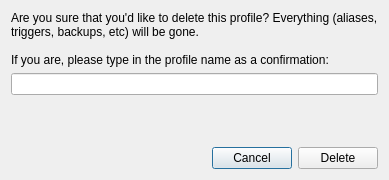
First picture: the form in src/ui/delete_profile_confirmation.ui, repository Mudlet/Mudlet, before the edit.
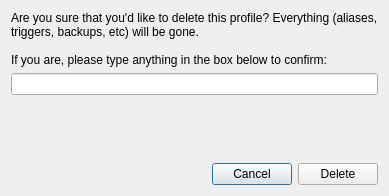
Second picture: the form after the edit.

Commit message:
Changed to accept any text entered as confirmation
Adjusted UI to reflect change
delete_profile_confirmation will now accept any text entered into
delete_profile_lineedit as confirmation of deletion of profile

The edit to the form file:
```diff
--- a/src/ui/delete_profile_confirmation.ui
+++ b/src/ui/delete_profile_confirmation.ui
@@ -7,7 +7,7 @@
     <x>0</x>
     <y>0</y>
     <width>389</width>
-    <height>180</height>
+    <height>196</height>
    </rect>
   </property>
   <property name="windowTitle">
@@ -25,7 +25,7 @@
      <property name="text">
       <string>Are you sure that you'd like to delete this profile? Everything (aliases, triggers, backups, etc) will be gone.
 
-If you are, please type in the profile name as a confirmation:</string>
+If you are, please type anything in the box below to confirm:</string>
      </property>
      <property name="wordWrap">
       <bool>true</bool>
```
The commit also changes 1 other file.
